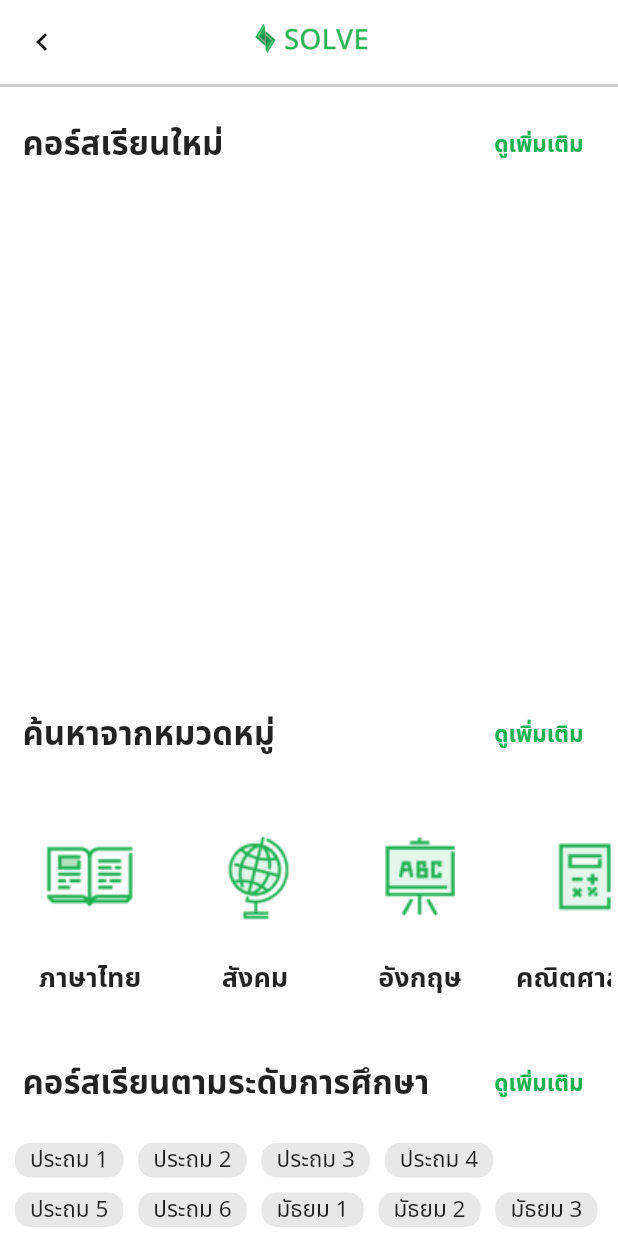
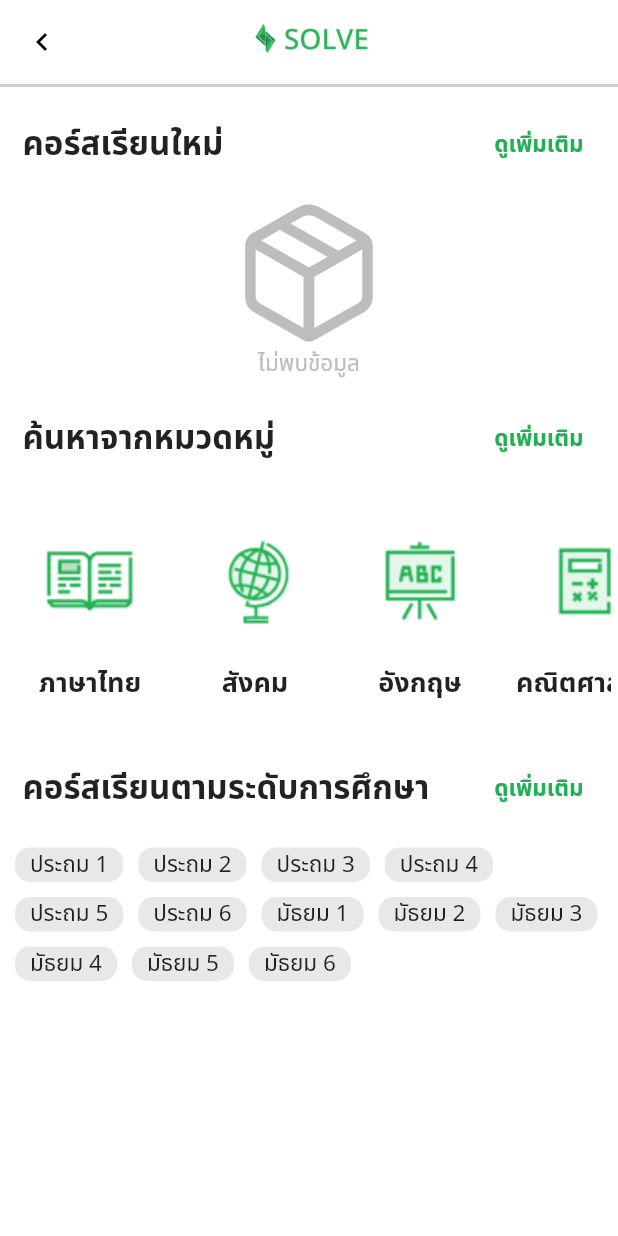
Before and after one commit to Pisanuwat-B/solve-student, a Flutter app: the MarketHomePage screen opened directly, on a phone screen of 412 x 824 dp. Run offline on Flutter 3.47's test engine with Material 2 defaults, Android fonts, the phone set to English and light mode, and no system bars; our stand-ins replace cached_network_image, carousel_slider, cloud_firestore, dots_indicator, emoji_picker_flutter, file_picker and 19 more; missing offline and left inert: flutter_sound, number_paginator, speech_balloon, videosdk; accounts and stored records are empty; project files that could hold a hidden picture were left out.

Commit message:
empty market place.

```diff
--- a/lib/feature/market_place/pages/market_home_page.dart
+++ b/lib/feature/market_place/pages/market_home_page.dart
@@ -215,6 +215,26 @@ class _HomePageState extends State<MarketHomePage> {
                       try {
                         if (snapshot.hasData) {
                           List<CourseMarketModel>? dataSet = snapshot.data;
+                          if (dataSet?.isEmpty ?? false) {
+                            return Container(
+                              width: Sizer(context).w,
+                              child: Column(
+                                crossAxisAlignment: CrossAxisAlignment.center,
+                                children: [
+                                  Icon(
+                                    CupertinoIcons.cube_box,
+                                    size: 100,
+                                    color: Colors.grey.shade400,
+                                  ),
+                                  Text(
+                                    "ไม่พบข้อมูล",
+                                    style:
+                                        TextStyle(color: Colors.grey.shade400),
+                                  ),
+                                ],
+                              ),
+                            );
+                          }
                           return Container(
                             height: 320,
                             padding: const EdgeInsets.fromLTRB(5, 0, 5, 5),
```
Also changed, not shown: 1 other file.
